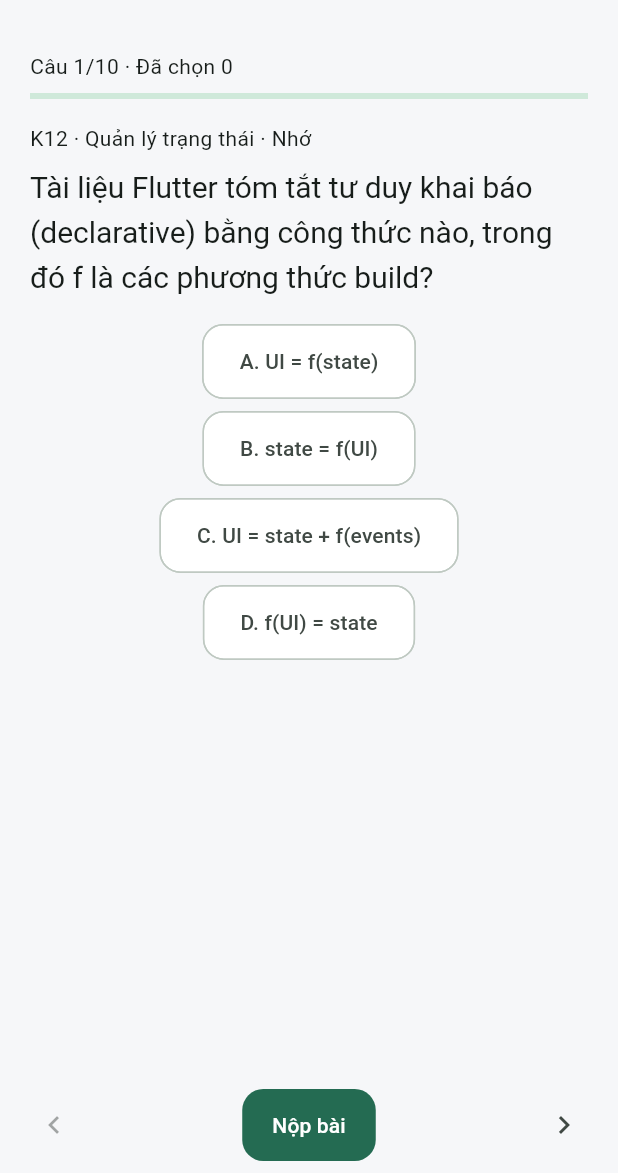
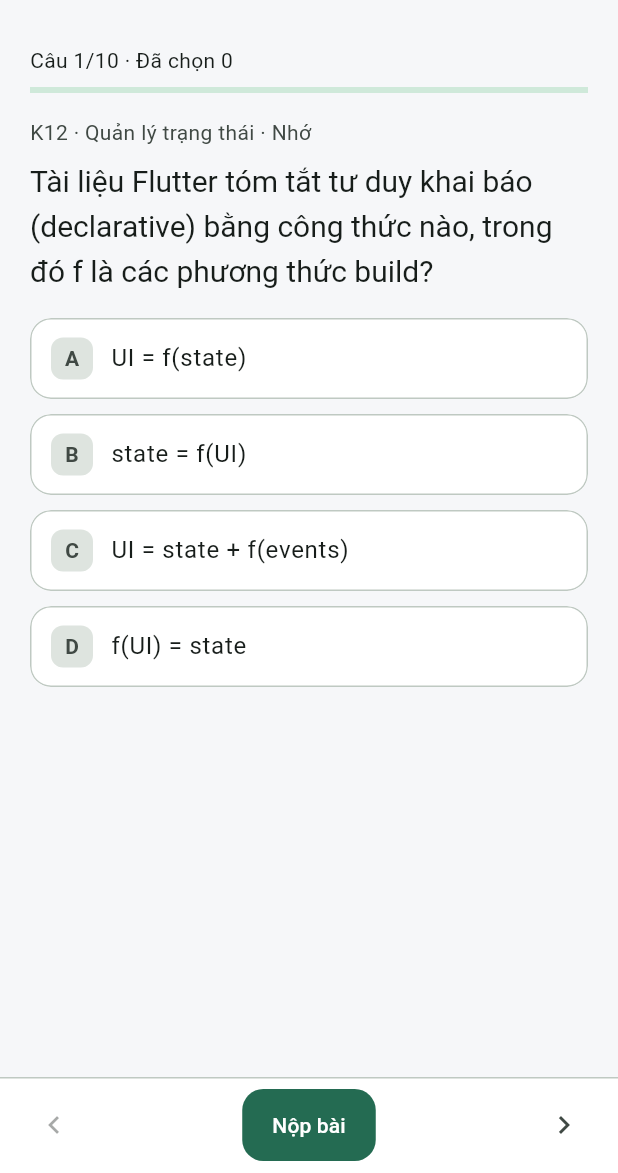
Before and after one commit to ducanhudu/APP_KTHP-INT1449-20261-05, a Flutter app: the screen it shows after launch, after a tap on "Nhắc ôn hằng ngày", after a tap on "Luyện 10 câu", on a phone screen of 412 x 824 dp, the part 63-1236 px from its top. Run offline on Flutter 3.47's test engine with Material 3 defaults, Android fonts, the phone set to English and light mode, and no system bars; our stand-ins replace flutter_local_notifications, flutter_timezone, flutter_tts, image_picker, shared_preferences, speech_to_text and 1 more; missing offline and left inert: google_mlkit_barcode_scanning, google_mlkit_text_recognition.

Commit message:
fix(quiz): make practice options and explanation layout responsive

```diff
--- a/lib/main.dart
+++ b/lib/main.dart
@@ -16,10 +16,12 @@ import 'flashcard_page.dart';
 import 'error_state.dart';
 import 'question.dart';
 import 'question_prompt.dart';
+import 'quiz_option_tile.dart';
 import 'reminder_service.dart';
 import 'sm2.dart';
 
 export 'question_prompt.dart';
+export 'quiz_option_tile.dart';
 
 void main() => runApp(const FlutterLab());
 
@@ -558,62 +560,155 @@ class _QuizPageState extends State<QuizPage> {
           ),
         ],
       ),
-      body: ListView(
+      body: SafeArea(
+        top: false,
+        bottom: false,
+        child: LayoutBuilder(
+          builder: (context, constraints) {
+            const maxContentWidth = 720.0;
+            final basePadding = constraints.maxWidth < 380 ? 16.0 : 20.0;
+            final horizontalPadding =
+                constraints.maxWidth > maxContentWidth + basePadding * 2
+                ? (constraints.maxWidth - maxContentWidth) / 2
+                : basePadding;
+            final theme = Theme.of(context);
+            final colors = theme.colorScheme;
+            final selectedChoiceId = answers[question.id];
+            final isCorrect = selectedChoiceId == question.correctId;
+
+            return ListView(
               key: ValueKey(index),
-        padding: const EdgeInsets.all(20),
+              padding: EdgeInsets.fromLTRB(
+                horizontalPadding,
+                16,
+                horizontalPadding,
+                32,
+              ),
               children: [
-          Text(s.quizCounter(index + 1, widget.items.length, answers.length)),
+                Text(
+                  s.quizCounter(index + 1, widget.items.length, answers.length),
+                ),
                 const SizedBox(height: 8),
-          LinearProgressIndicator(value: answers.length / widget.items.length),
+                LinearProgressIndicator(
+                  value: answers.length / widget.items.length,
+                ),
                 const SizedBox(height: 16),
-          Text('${topicLabel(question.topic, language)} · ${question.level}'),
+                Text(
+                  '${topicLabel(question.topic, language)} · ${question.level}',
+                  style: theme.textTheme.bodyMedium?.copyWith(
+                    color: colors.onSurfaceVariant,
+                  ),
+                ),
                 const SizedBox(height: 8),
                 QuestionPrompt(question: question, language: language),
                 const SizedBox(height: 16),
                 for (final (position, choice) in item.choices.indexed)
                   Padding(
-              padding: const EdgeInsets.only(bottom: 8),
-              child: ChoiceChip(
-                showCheckmark: false,
-                padding: const EdgeInsets.symmetric(
-                  horizontal: 16,
-                  vertical: 14,
-                ),
-                shape: RoundedRectangleBorder(
-                  borderRadius: BorderRadius.circular(14),
-                ),
-                label: Text(
-                  '${String.fromCharCode(65 + position)}. '
-                  '${language.display(choice.vi, choice.en)}',
-                ),
-                selected: answers[question.id] == choice.id,
-                onSelected: (selected) {
+                    padding: const EdgeInsets.only(bottom: 10),
+                    child: QuizOptionTile(
+                      label: String.fromCharCode(65 + position),
+                      text: language.display(choice.vi, choice.en),
+                      selected: selectedChoiceId == choice.id,
+                      onTap: () {
                         if (_tick()) return;
                         setState(() {
-                    if (selected) {
+                          if (selectedChoiceId == choice.id) {
+                            answers.remove(question.id);
+                          } else {
                             answers[question.id] = choice.id;
-                    } else {
-                      answers.remove(question.id);
                           }
                         });
                       },
                     ),
                   ),
-          if (!widget.timed && answers[question.id] != null)
-            Card(
+                if (!widget.timed && selectedChoiceId != null)
+                  Padding(
+                    padding: const EdgeInsets.only(top: 6),
+                    child: Card(
+                      color: isCorrect
+                          ? colors.primaryContainer.withValues(alpha: 0.45)
+                          : colors.surface,
+                      shape: RoundedRectangleBorder(
+                        borderRadius: BorderRadius.circular(16),
+                        side: BorderSide(
+                          color: isCorrect
+                              ? colors.primary.withValues(alpha: 0.4)
+                              : colors.outlineVariant,
+                        ),
+                      ),
                       child: Padding(
-                padding: const EdgeInsets.all(12),
+                        padding: const EdgeInsets.all(16),
+                        child: Column(
+                          crossAxisAlignment: CrossAxisAlignment.start,
+                          children: [
+                            Row(
+                              children: [
+                                Icon(
+                                  isCorrect
+                                      ? Icons.check_circle_outline
+                                      : Icons.info_outline,
+                                  size: 20,
+                                  color: isCorrect
+                                      ? colors.primary
+                                      : colors.onSurfaceVariant,
+                                ),
+                                const SizedBox(width: 8),
+                                Expanded(
                                   child: Text(
-                  '${answers[question.id] == question.correctId ? s.verdictCorrect : s.verdictReview}\n'
-                  '${language.display(question.explanationVi, question.explanationEn)}',
+                                    isCorrect
+                                        ? s.verdictCorrect
+                                        : s.verdictReview,
+                                    style: theme.textTheme.titleSmall?.copyWith(
+                                      fontWeight: FontWeight.w700,
+                                      color: isCorrect
+                                          ? colors.onPrimaryContainer
+                                          : colors.onSurface,
                                     ),
                                   ),
                                 ),
                               ],
                             ),
-      bottomNavigationBar: SafeArea(
+                            const SizedBox(height: 8),
+                            Text(
+                              language.display(
+                                question.explanationVi,
+                                question.explanationEn,
+                              ),
+                              softWrap: true,
+                              style: theme.textTheme.bodyMedium?.copyWith(
+                                height: 1.5,
+                              ),
+                            ),
+                          ],
+                        ),
+                      ),
+                    ),
+                  ),
+              ],
+            );
+          },
+        ),
+      ),
+      bottomNavigationBar: DecoratedBox(
+        decoration: BoxDecoration(
+          color: Theme.of(context).colorScheme.surface,
+          border: Border(
+            top: BorderSide(
+              color: Theme.of(context).colorScheme.outlineVariant,
+            ),
+          ),
+        ),
+        child: SafeArea(
+          top: false,
+          child: Center(
+            heightFactor: 1,
+            child: ConstrainedBox(
+              constraints: const BoxConstraints(maxWidth: 720),
               child: Padding(
-          padding: const EdgeInsets.symmetric(horizontal: 12, vertical: 8),
+                padding: const EdgeInsets.symmetric(
+                  horizontal: 12,
+                  vertical: 8,
+                ),
                 child: Row(
                   mainAxisAlignment: MainAxisAlignment.spaceBetween,
                   children: [
@@ -622,11 +717,13 @@ class _QuizPageState extends State<QuizPage> {
                       onPressed: index == 0 ? null : () => _goTo(index - 1),
                       icon: const Icon(Icons.navigate_before),
                     ),
-              FilledButton(
+                    Flexible(
+                      child: FilledButton(
                         onPressed: () {
                           if (!_tick()) _submit();
                         },
                         child: Text(s.submit),
+                      ),
                     ),
                     IconButton(
                       tooltip: s.nextQuestion,
@@ -636,6 +733,9 @@ class _QuizPageState extends State<QuizPage> {
                       icon: const Icon(Icons.navigate_next),
                     ),
                   ],
+                ),
+              ),
+            ),
           ),
         ),
       ),
--- /dev/null
+++ b/lib/quiz_option_tile.dart
@@ -0,0 +1,96 @@
+import 'package:flutter/material.dart';
+
+/// Thẻ lựa chọn đáp án trong bài luyện tập/thi thử.
+///
+/// Hiển thị nhãn chữ cái (`A`, `B`, `C`, `D`) cố định ở bên trái và nội dung
+/// đáp án ở bên phải, tự động xuống dòng và mở rộng chiều cao theo nội dung
+/// mà không bị cắt chữ hay tràn ngang trên màn hình hẹp.
+class QuizOptionTile extends StatelessWidget {
+  const QuizOptionTile({
+    super.key,
+    required this.label,
+    required this.text,
+    required this.selected,
+    required this.onTap,
+  });
+
+  /// Nhãn chữ cái của lựa chọn (ví dụ: `A`, `B`, `C`, `D`).
+  final String label;
+
+  /// Nội dung đáp án theo ngôn ngữ đang chọn.
+  final String text;
+
+  /// Trạng thái lựa chọn hiện tại.
+  final bool selected;
+
+  /// Callback khi người dùng chạm vào thẻ lựa chọn.
+  final VoidCallback onTap;
+
+  @override
+  Widget build(BuildContext context) {
+    final theme = Theme.of(context);
+    final colors = theme.colorScheme;
+    final backgroundColor = selected ? colors.primaryContainer : colors.surface;
+    final borderColor = selected ? colors.primary : colors.outlineVariant;
+    final textColor = selected ? colors.onPrimaryContainer : colors.onSurface;
+    final badgeBg = selected ? colors.primary : colors.surfaceContainerHighest;
+    final badgeFg = selected ? colors.onPrimary : colors.onSurfaceVariant;
+
+    return Semantics(
+      button: true,
+      selected: selected,
+      child: Material(
+        color: backgroundColor,
+        shape: RoundedRectangleBorder(
+          borderRadius: BorderRadius.circular(14),
+          side: BorderSide(color: borderColor, width: selected ? 1.5 : 1),
+        ),
+        clipBehavior: Clip.antiAlias,
+        child: InkWell(
+          onTap: onTap,
+          child: Padding(
+            padding: const EdgeInsets.symmetric(horizontal: 14, vertical: 13),
+            child: Row(
+              crossAxisAlignment: CrossAxisAlignment.start,
+              children: [
+                Container(
+                  width: 28,
+                  height: 28,
+                  alignment: Alignment.center,
+                  decoration: BoxDecoration(
+                    color: badgeBg,
+                    borderRadius: BorderRadius.circular(8),
+                  ),
+                  child: Text(
+                    label,
+                    style: theme.textTheme.labelLarge?.copyWith(
+                      color: badgeFg,
+                      fontWeight: FontWeight.w700,
+                    ),
+                  ),
+                ),
+                const SizedBox(width: 12),
+                Expanded(
+                  child: Padding(
+                    padding: const EdgeInsets.only(top: 2),
+                    child: Text(
+                      text,
+                      softWrap: true,
+                      style: theme.textTheme.bodyLarge?.copyWith(
+                        color: textColor,
+                        height: 1.4,
+                        fontWeight: selected
+                            ? FontWeight.w600
+                            : FontWeight.w400,
+                      ),
+                    ),
+                  ),
+                ),
+              ],
+            ),
+          ),
+        ),
+      ),
+    );
+  }
+}
```
Also changed, not shown: 3 other files. Lines whose indentation alone changed are shown as unchanged.
